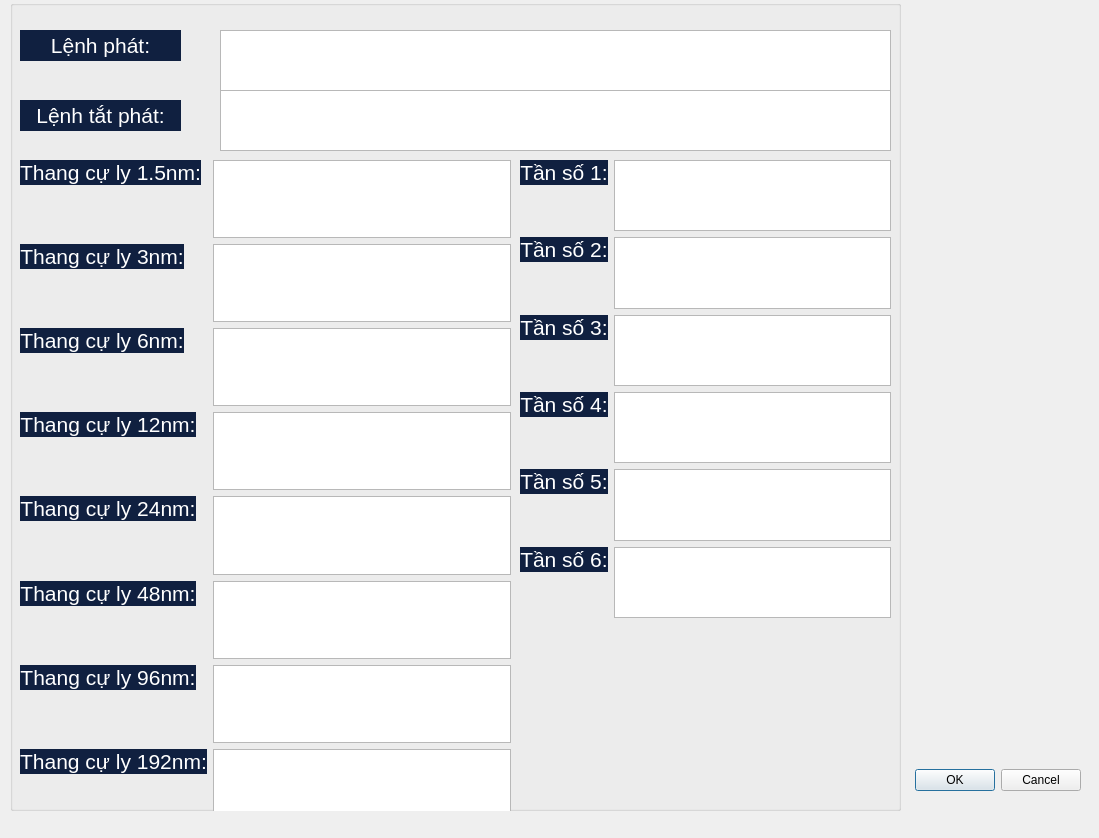
Before: the Qt Designer form QT_Peter/dialogcommandset.ui in kimphg/Peter, drawn with Qt 5.
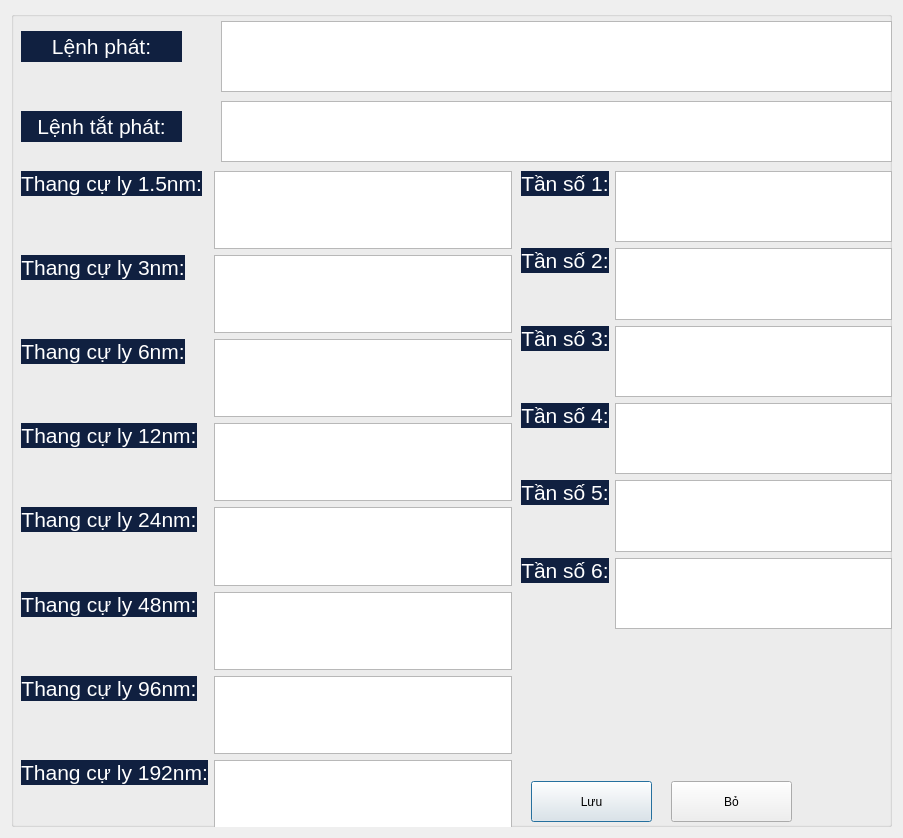
After: the same form once the commit is applied. Custom widgets are drawn as their Qt base class.

The edit to the form file:
```diff
--- a/QT_Peter/dialogcommandset.ui
+++ b/QT_Peter/dialogcommandset.ui
@@ -6,38 +6,16 @@
    <rect>
     <x>0</x>
     <y>0</y>
-    <width>1099</width>
+    <width>903</width>
     <height>838</height>
    </rect>
   </property>
   <property name="windowTitle">
    <string>Dialog</string>
   </property>
-  <widget class="QDialogButtonBox" name="buttonBox">
-   <property name="geometry">
-    <rect>
-     <x>910</x>
-     <y>760</y>
-     <width>171</width>
-     <height>41</height>
-    </rect>
-   </property>
-   <property name="orientation">
-    <enum>Qt::Horizontal</enum>
-   </property>
-   <property name="standardButtons">
-    <set>QDialogButtonBox::Cancel|QDialogButtonBox::Ok</set>
-   </property>
-  </widget>
+  <layout class="QGridLayout" name="gridLayout">
+   <item row="0" column="0">
   <widget class="QCustomGroupBox" name="groupBox_control_setting">
-   <property name="geometry">
-    <rect>
-     <x>10</x>
-     <y>0</y>
-     <width>891</width>
-     <height>811</height>
-    </rect>
-   </property>
    <property name="title">
     <string/>
    </property>
@@ -45,7 +23,7 @@
     <property name="geometry">
      <rect>
       <x>10</x>
-      <y>30</y>
+        <y>20</y>
       <width>161</width>
       <height>31</height>
      </rect>
@@ -503,7 +481,7 @@
     <property name="geometry">
      <rect>
       <x>210</x>
-      <y>30</y>
+        <y>10</y>
       <width>671</width>
       <height>71</height>
      </rect>
@@ -7176,7 +7154,35 @@
      </item>
     </layout>
    </widget>
-  </widget>
+     <widget class="QPushButton" name="pushButton_save">
+      <property name="geometry">
+       <rect>
+        <x>520</x>
+        <y>770</y>
+        <width>121</width>
+        <height>41</height>
+       </rect>
+      </property>
+      <property name="text">
+       <string>Lưu</string>
+      </property>
+     </widget>
+     <widget class="QPushButton" name="pushButton_2">
+      <property name="geometry">
+       <rect>
+        <x>660</x>
+        <y>770</y>
+        <width>121</width>
+        <height>41</height>
+       </rect>
+      </property>
+      <property name="text">
+       <string>Bỏ</string>
+      </property>
+     </widget>
+    </widget>
+   </item>
+  </layout>
  </widget>
  <customwidgets>
   <customwidget>
```
Left out of the diff: 35 changed lines with no effect on the pictures. Lines whose indentation alone changed are shown as unchanged.
